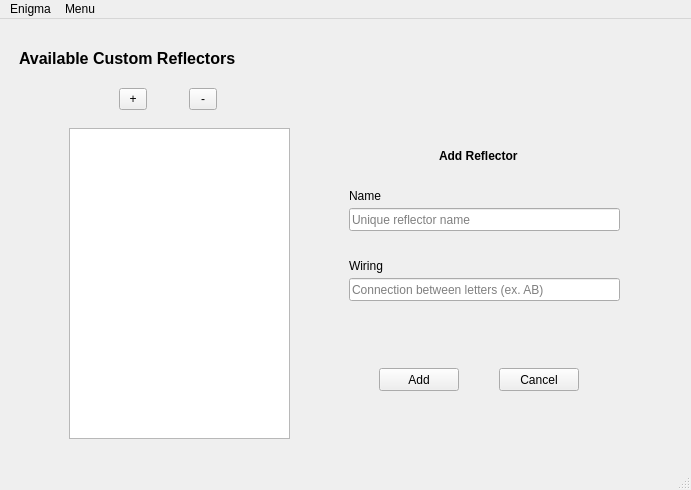
First picture: the form in enigma_gui/enigma.ui, repository Kajotello/enigma-project, before the edit.
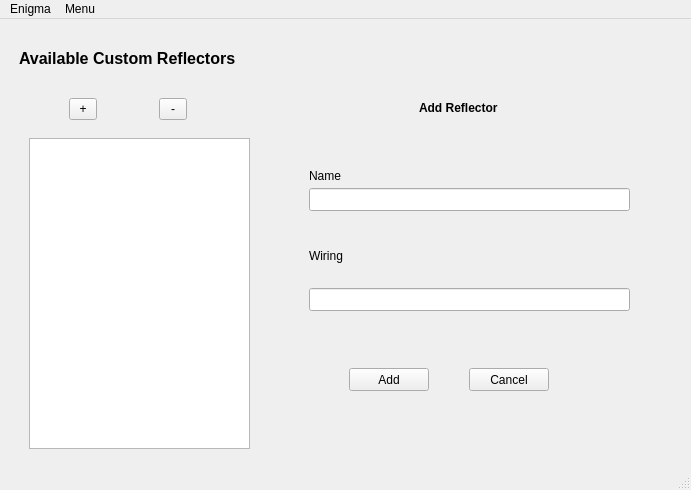
Second picture: the form after the edit. The open tabs and pages were chosen to show the change.

Commit message: remove setting class, change in enigma class, add helper

```diff
--- a/enigma_gui/enigma.ui
+++ b/enigma_gui/enigma.ui
@@ -1123,9 +1123,9 @@
        <widget class="QStackedWidget" name="stack4">
         <property name="geometry">
          <rect>
-          <x>310</x>
+          <x>280</x>
           <y>30</y>
-          <width>321</width>
+          <width>361</width>
           <height>391</height>
          </rect>
         </property>
@@ -1217,35 +1217,6 @@
          </widget>
         </widget>
         <widget class="QWidget" name="page_13">
-         <widget class="QLineEdit" name="reflector_mod_name_2">
-          <property name="geometry">
-           <rect>
-            <x>30</x>
-            <y>150</y>
-            <width>271</width>
-            <height>23</height>
-           </rect>
-          </property>
-          <property name="text">
-           <string/>
-          </property>
-          <property name="placeholderText">
-           <string>Unique reflector name</string>
-          </property>
-         </widget>
-         <widget class="QLineEdit" name="reflector_mod_wiring_2">
-          <property name="geometry">
-           <rect>
-            <x>30</x>
-            <y>220</y>
-            <width>271</width>
-            <height>23</height>
-           </rect>
-          </property>
-          <property name="placeholderText">
-           <string>Connection between letters (ex. AB)</string>
-          </property>
-         </widget>
          <widget class="QPushButton" name="add_mod_ref">
           <property name="geometry">
            <rect>
@@ -1259,39 +1230,13 @@
            <string>Add</string>
           </property>
          </widget>
-         <widget class="QLabel" name="label_29">
-          <property name="geometry">
-           <rect>
-            <x>30</x>
-            <y>130</y>
-            <width>59</width>
-            <height>15</height>
-           </rect>
-          </property>
-          <property name="text">
-           <string>Name</string>
-          </property>
-         </widget>
-         <widget class="QLabel" name="label_30">
-          <property name="geometry">
-           <rect>
-            <x>30</x>
-            <y>200</y>
-            <width>59</width>
-            <height>15</height>
-           </rect>
-          </property>
-          <property name="text">
-           <string>Wiring</string>
-          </property>
-         </widget>
          <widget class="QLabel" name="label_32">
           <property name="geometry">
            <rect>
-            <x>120</x>
-            <y>90</y>
-            <width>91</width>
-            <height>16</height>
+            <x>130</x>
+            <y>40</y>
+            <width>101</width>
+            <height>20</height>
            </rect>
           </property>
           <property name="font">
@@ -1317,13 +1262,75 @@
            <string>Cancel</string>
           </property>
          </widget>
+         <widget class="QLabel" name="label_37">
+          <property name="geometry">
+           <rect>
+            <x>20</x>
+            <y>190</y>
+            <width>59</width>
+            <height>15</height>
+           </rect>
+          </property>
+          <property name="text">
+           <string>Wiring</string>
+          </property>
+         </widget>
+         <widget class="QLineEdit" name="reflector_mod_wiring_2">
+          <property name="geometry">
+           <rect>
+            <x>20</x>
+            <y>230</y>
+            <width>321</width>
+            <height>23</height>
+           </rect>
+          </property>
+         </widget>
+         <widget class="QLabel" name="label_34">
+          <property name="geometry">
+           <rect>
+            <x>20</x>
+            <y>110</y>
+            <width>59</width>
+            <height>15</height>
+           </rect>
+          </property>
+          <property name="text">
+           <string>Name</string>
+          </property>
+         </widget>
+         <widget class="QLabel" name="alphabet_label_5">
+          <property name="geometry">
+           <rect>
+            <x>0</x>
+            <y>210</y>
+            <width>351</width>
+            <height>16</height>
+           </rect>
+          </property>
+          <property name="text">
+           <string/>
+          </property>
+         </widget>
+         <widget class="QLineEdit" name="reflector_mod_name_2">
+          <property name="geometry">
+           <rect>
+            <x>20</x>
+            <y>130</y>
+            <width>321</width>
+            <height>23</height>
+           </rect>
+          </property>
+          <property name="placeholderText">
+           <string/>
+          </property>
+         </widget>
         </widget>
        </widget>
        <widget class="QToolButton" name="add_ref_mod_butt">
         <property name="geometry">
          <rect>
-          <x>110</x>
-          <y>60</y>
+          <x>60</x>
+          <y>70</y>
           <width>28</width>
           <height>22</height>
          </rect>
@@ -1335,8 +1342,8 @@
        <widget class="QToolButton" name="rem_ref_mod_button">
         <property name="geometry">
          <rect>
-          <x>180</x>
-          <y>60</y>
+          <x>150</x>
+          <y>70</y>
           <width>28</width>
           <height>22</height>
          </rect>
@@ -1348,8 +1355,8 @@
        <widget class="QListWidget" name="reflectors_list">
         <property name="geometry">
          <rect>
-          <x>60</x>
-          <y>100</y>
+          <x>20</x>
+          <y>110</y>
           <width>221</width>
           <height>311</height>
          </rect>
```
Left out of the diff: 823 changed lines with no effect on the pictures. The commit also changes 10 other files.
